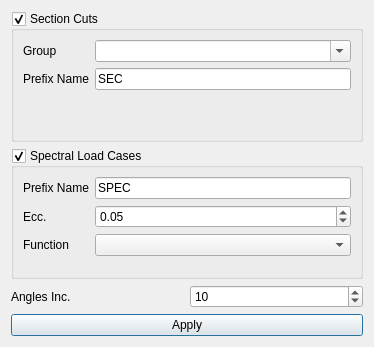
This is widgets/define/create_section_cuts.ui in ebrahimraeyat/civilTools as Qt 5 draws it before an edit. The edited form follows.
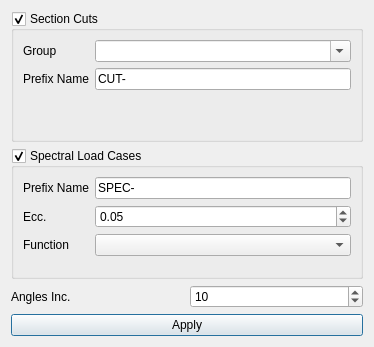
This is the edited form. Icons and pictures are not drawn.

Commit message: Change in section cut creation

```diff
--- a/widgets/define/create_section_cuts.ui
+++ b/widgets/define/create_section_cuts.ui
@@ -51,7 +51,7 @@
       <item row="1" column="1">
        <widget class="QLineEdit" name="prefix_name">
         <property name="text">
-         <string>SEC</string>
+         <string>CUT-</string>
         </property>
        </widget>
       </item>
@@ -77,7 +77,7 @@
       <item row="0" column="1">
        <widget class="QLineEdit" name="spec_prefix_name">
         <property name="text">
-         <string>SPEC</string>
+         <string>SPEC-</string>
         </property>
        </widget>
       </item>
```
The commit also changes 1 other file.
